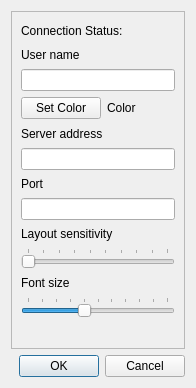
Before: the Qt Designer form SettingDlg.ui in congchenutd/teamradarmobile, drawn with Qt 5.
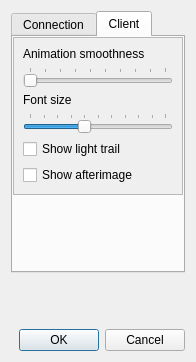
After: the same form once the commit is applied. The open tabs and pages were chosen to show the change.

Commit message: + Show light trail, afterimage customizable

The edit to the form file:
```diff
--- a/SettingDlg.ui
+++ b/SettingDlg.ui
@@ -7,13 +7,26 @@
     <x>0</x>
     <y>0</y>
     <width>196</width>
-    <height>388</height>
+    <height>362</height>
    </rect>
   </property>
   <property name="windowTitle">
    <string>Dialog</string>
   </property>
-  <layout class="QVBoxLayout" name="verticalLayout_2">
+  <layout class="QVBoxLayout" name="verticalLayout_5">
+   <item>
+    <widget class="QTabWidget" name="tabWidget">
+     <property name="currentIndex">
+      <number>0</number>
+     </property>
+     <widget class="QWidget" name="tabConnection">
+      <attribute name="title">
+       <string>Connection</string>
+      </attribute>
+      <layout class="QVBoxLayout" name="verticalLayout_4">
+       <property name="margin">
+        <number>0</number>
+       </property>
    <item>
     <widget class="QScrollArea" name="scrollArea">
      <property name="widgetResizable">
@@ -24,8 +37,8 @@
        <rect>
         <x>0</x>
         <y>0</y>
-        <width>174</width>
-        <height>334</height>
+            <width>168</width>
+            <height>235</height>
        </rect>
       </property>
       <layout class="QVBoxLayout" name="verticalLayout">
@@ -70,6 +83,12 @@
         <layout class="QHBoxLayout" name="horizontalLayout_2">
          <item>
           <widget class="QPushButton" name="btColor">
+               <property name="sizePolicy">
+                <sizepolicy hsizetype="Expanding" vsizetype="Fixed">
+                 <horstretch>0</horstretch>
+                 <verstretch>0</verstretch>
+                </sizepolicy>
+               </property>
            <property name="text">
             <string>Set Color</string>
            </property>
@@ -111,9 +130,41 @@
         <widget class="QLineEdit" name="lePort"/>
        </item>
        <item>
+            <widget class="QLabel" name="labelMessage"/>
+           </item>
+          </layout>
+         </widget>
+        </widget>
+       </item>
+      </layout>
+     </widget>
+     <widget class="QWidget" name="tabClient">
+      <attribute name="title">
+       <string>Client</string>
+      </attribute>
+      <layout class="QVBoxLayout" name="verticalLayout_3">
+       <property name="margin">
+        <number>0</number>
+       </property>
+       <item>
+        <widget class="QScrollArea" name="scrollArea_2">
+         <property name="widgetResizable">
+          <bool>true</bool>
+         </property>
+         <widget class="QWidget" name="scrollAreaWidgetContents_2">
+          <property name="geometry">
+           <rect>
+            <x>0</x>
+            <y>0</y>
+            <width>168</width>
+            <height>162</height>
+           </rect>
+          </property>
+          <layout class="QVBoxLayout" name="verticalLayout_2">
+           <item>
         <widget class="QLabel" name="labelSensitivity">
          <property name="text">
-          <string>Layout sensitivity</string>
+              <string>Animation smoothness</string>
          </property>
         </widget>
        </item>
@@ -134,6 +185,9 @@
          <property name="tickPosition">
           <enum>QSlider::TicksAbove</enum>
          </property>
+             <property name="tickInterval">
+              <number>1</number>
+             </property>
         </widget>
        </item>
        <item>
@@ -163,14 +217,58 @@
          <property name="tickPosition">
           <enum>QSlider::TicksAbove</enum>
          </property>
+             <property name="tickInterval">
+              <number>1</number>
+             </property>
         </widget>
        </item>
        <item>
-        <widget class="QLabel" name="labelMessage"/>
-       </item>
+            <widget class="QCheckBox" name="cbLightTrail">
+             <property name="text">
+              <string>Show light trail</string>
+             </property>
+            </widget>
+           </item>
+           <item>
+            <widget class="QCheckBox" name="cbAfterImage">
+             <property name="text">
+              <string>Show afterimage</string>
+             </property>
+            </widget>
+           </item>
       </layout>
      </widget>
     </widget>
+       </item>
+       <item>
+        <spacer name="verticalSpacer">
+         <property name="orientation">
+          <enum>Qt::Vertical</enum>
+         </property>
+         <property name="sizeHint" stdset="0">
+          <size>
+           <width>20</width>
+           <height>40</height>
+          </size>
+         </property>
+        </spacer>
+       </item>
+      </layout>
+     </widget>
+    </widget>
+   </item>
+   <item>
+    <spacer name="verticalSpacer_2">
+     <property name="orientation">
+      <enum>Qt::Vertical</enum>
+     </property>
+     <property name="sizeHint" stdset="0">
+      <size>
+       <width>20</width>
+       <height>40</height>
+      </size>
+     </property>
+    </spacer>
    </item>
    <item>
     <widget class="QDialogButtonBox" name="buttonBox">
```
Lines whose indentation alone changed are shown as unchanged. The commit also changes 1 other file.
